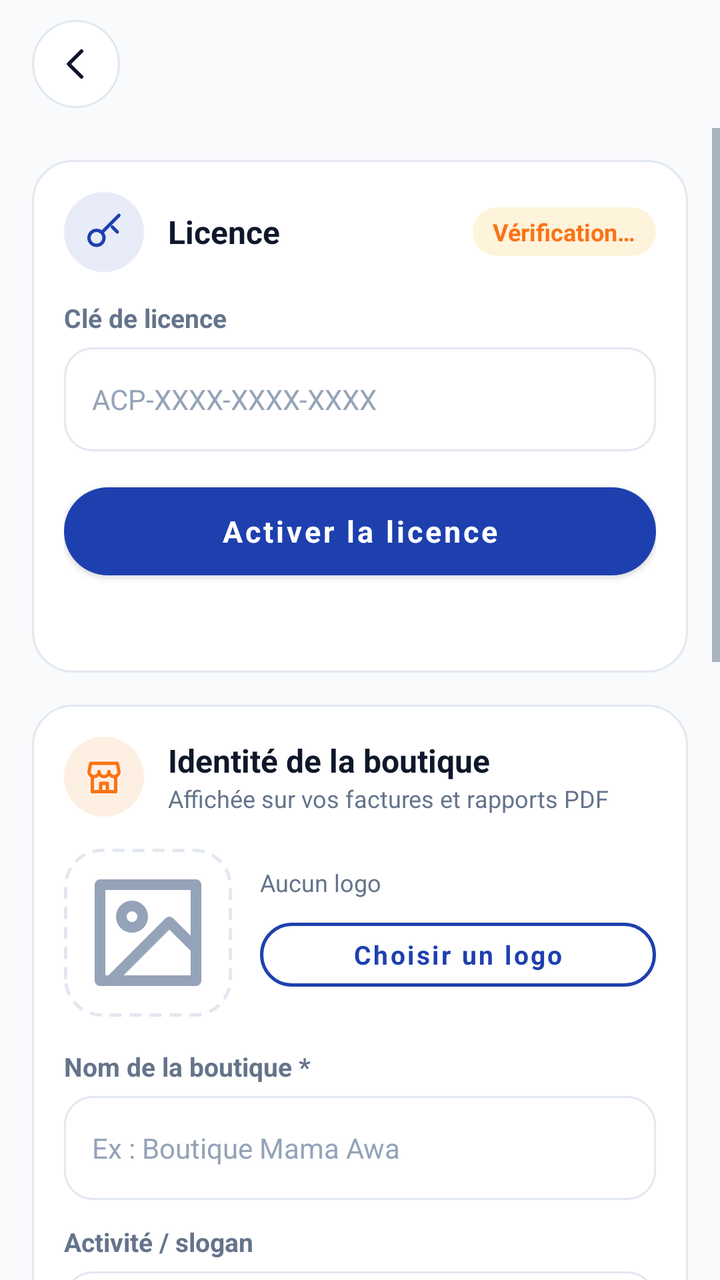
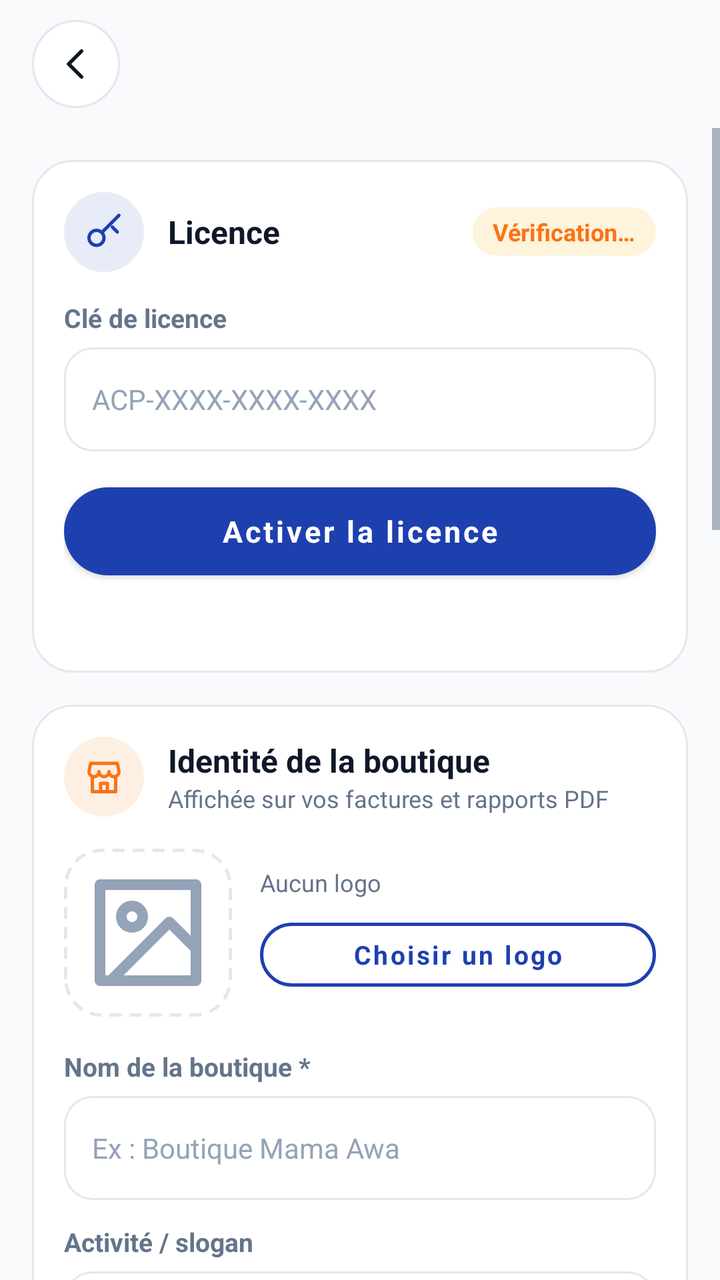

The first picture is an Android layout as it rendered before a commit; the second is the same layout after the commit. The layout source and the unified diff follow.
<!-- AndroidManifest.xml: application theme Theme.AfriComptaPlus -->
<!-- res/layout/activity_settings.xml -->
<?xml version="1.0" encoding="utf-8"?>
<LinearLayout xmlns:android="http://schemas.android.com/apk/res/android"
    android:layout_width="match_parent" android:layout_height="match_parent"
    android:orientation="vertical" android:background="@color/surface">

    <include layout="@layout/view_topbar"/>

    <ScrollView android:layout_width="match_parent" android:layout_height="0dp"
        android:layout_weight="1" android:overScrollMode="never" android:fillViewport="true">
        <LinearLayout android:layout_width="match_parent" android:layout_height="wrap_content"
            android:orientation="vertical" android:padding="16dp">

            
            <LinearLayout android:layout_width="match_parent" android:layout_height="wrap_content"
                android:orientation="vertical" android:padding="16dp" android:background="@drawable/bg_card">
                <LinearLayout android:layout_width="match_parent" android:layout_height="wrap_content"
                    android:orientation="horizontal" android:gravity="center_vertical">
                    <ImageView android:layout_width="40dp" android:layout_height="40dp"
                        android:background="@drawable/bg_icon_blue" android:padding="10dp"
                        android:src="@drawable/ic_key" android:tint="@color/primary"/>
                    <TextView android:layout_width="0dp" android:layout_height="wrap_content"
                        android:layout_weight="1" android:layout_marginStart="12dp"
                        android:text="Licence" style="@style/SectionTitle"/>
                    <TextView android:id="@+id/tvLicenseStatus"
                        android:layout_width="wrap_content" android:layout_height="wrap_content"
                        android:background="@drawable/bg_pill_warning" android:text="Vérification…"
                        android:textColor="@color/accent" android:textSize="12sp" android:textStyle="bold"/>
                </LinearLayout>

                <TextView android:id="@+id/tvLicenseInfo"
                    android:layout_width="match_parent" android:layout_height="wrap_content"
                    android:layout_marginTop="12dp" android:textColor="@color/text_secondary"
                    android:textSize="12sp" android:visibility="gone"/>

                <TextView style="@style/FormLabel" android:layout_marginTop="14dp" android:text="Clé de licence"/>
                <EditText android:id="@+id/etLicenseKey"
                    android:layout_width="match_parent" android:layout_height="wrap_content"
                    android:hint="ACP-XXXX-XXXX-XXXX" android:inputType="textCapCharacters|textNoSuggestions"
                    android:maxLength="20"/>

                <Button android:id="@+id/btnActivateLicense" style="@style/PrimaryButton"
                    android:layout_width="match_parent" android:layout_height="wrap_content"
                    android:layout_marginTop="12dp" android:text="Activer la licence"/>

                <TextView android:id="@+id/tvDeviceId"
                    android:layout_width="match_parent" android:layout_height="wrap_content"
                    android:layout_marginTop="12dp" android:textColor="@color/text_hint" android:textSize="11sp"/>
            </LinearLayout>

            
            <LinearLayout android:layout_width="match_parent" android:layout_height="wrap_content"
                android:layout_marginTop="16dp" android:orientation="vertical"
                android:padding="16dp" android:background="@drawable/bg_card">

                <LinearLayout android:layout_width="match_parent" android:layout_height="wrap_content"
                    android:orientation="horizontal" android:gravity="center_vertical">
                    <ImageView android:layout_width="40dp" android:layout_height="40dp"
                        android:background="@drawable/bg_icon_orange" android:padding="10dp"
                        android:src="@drawable/ic_store" android:tint="@color/accent"/>
                    <LinearLayout android:layout_width="0dp" android:layout_height="wrap_content"
                        android:layout_weight="1" android:layout_marginStart="12dp" android:orientation="vertical">
                        <TextView style="@style/SectionTitle" android:text="Identité de la boutique"/>
                        <TextView android:layout_width="wrap_content" android:layout_height="wrap_content"
                            android:text="Affichée sur vos factures et rapports PDF"
                            android:textColor="@color/text_secondary" android:textSize="12sp"/>
                    </LinearLayout>
                </LinearLayout>

                
                <LinearLayout android:layout_width="match_parent" android:layout_height="wrap_content"
                    android:layout_marginTop="16dp" android:orientation="horizontal"
                    android:gravity="center_vertical">
                    <ImageView android:id="@+id/ivLogoPreview"
                        android:layout_width="84dp" android:layout_height="84dp"
                        android:background="@drawable/bg_dashed_box" android:padding="10dp"
                        android:src="@drawable/ic_image" android:tint="@color/text_hint"
                        android:scaleType="fitCenter" android:contentDescription="Logo"/>
                    <LinearLayout android:layout_width="0dp" android:layout_height="wrap_content"
                        android:layout_weight="1" android:layout_marginStart="14dp" android:orientation="vertical">
                        <TextView android:id="@+id/tvLogoPath"
                            android:layout_width="wrap_content" android:layout_height="wrap_content"
                            android:text="Aucun logo" android:textColor="@color/text_secondary" android:textSize="12sp"/>
                        <Button android:id="@+id/btnPickLogo" style="@style/OutlineButton"
                            android:layout_width="match_parent" android:layout_height="wrap_content"
                            android:layout_marginTop="6dp" android:minHeight="44dp"
                            android:text="Choisir un logo" android:textSize="13sp"/>
                        <TextView android:id="@+id/btnRemoveLogo"
                            android:layout_width="wrap_content" android:layout_height="wrap_content"
                            android:layout_marginTop="6dp" android:padding="4dp" android:text="Retirer le logo"
                            android:textColor="@color/error" android:textSize="12sp" android:textStyle="bold"
                            android:visibility="gone"/>
                    </LinearLayout>
                </LinearLayout>

                <TextView style="@style/FormLabel" android:layout_marginTop="16dp" android:text="Nom de la boutique *"/>
                <EditText android:id="@+id/etShopName" android:layout_width="match_parent" android:layout_height="wrap_content"
                    android:hint="Ex : Boutique Mama Awa" android:inputType="textCapWords"/>

                <TextView style="@style/FormLabel" android:layout_marginTop="12dp" android:text="Activité / slogan"/>
                <EditText android:id="@+id/etShopTagline" android:layout_width="match_parent" android:layout_height="wrap_content"
                    android:hint="Ex : Vente de matériel électronique" android:inputType="textCapSentences"/>

                <LinearLayout android:layout_width="match_parent" android:layout_height="wrap_content"
                    android:orientation="horizontal" android:layout_marginTop="12dp">
                    <LinearLayout android:layout_width="0dp" android:layout_height="wrap_content"
                        android:layout_weight="1" android:orientation="vertical" android:layout_marginEnd="6dp">
                        <TextView style="@style/FormLabel" android:text="Téléphone"/>
                        <EditText android:id="@+id/etShopPhone" android:layout_width="match_parent" android:layout_height="wrap_content"
                            android:hint="+240 …" android:inputType="phone"/>
                    </LinearLayout>
                    <LinearLayout android:layout_width="0dp" android:layout_height="wrap_content"
                        android:layout_weight="1" android:orientation="vertical" android:layout_marginStart="6dp">
                        <TextView style="@style/FormLabel" android:text="Email"/>
                        <EditText android:id="@+id/etShopEmail" android:layout_width="match_parent" android:layout_height="wrap_content"
                            android:hint="contact@…" android:inputType="textEmailAddress"/>
                    </LinearLayout>
                </LinearLayout>

                <TextView style="@style/FormLabel" android:layout_marginTop="12dp" android:text="Adresse / localisation"/>
                <EditText android:id="@+id/etShopAddress" android:layout_width="match_parent" android:layout_height="wrap_content"
                    android:hint="Quartier, ville, pays" android:inputType="textCapSentences"/>

                <TextView style="@style/FormLabel" android:layout_marginTop="12dp" android:text="N° fiscal / RCCM (optionnel)"/>
                <EditText android:id="@+id/etShopTaxId" android:layout_width="match_parent" android:layout_height="wrap_content"
                    android:hint="NIF, RCCM…" android:inputType="textCapCharacters"/>

                <TextView style="@style/FormLabel" android:layout_marginTop="12dp" android:text="Message de pied de page"/>
                <EditText android:id="@+id/etInvoiceFooter" android:layout_width="match_parent" android:layout_height="wrap_content"
                    android:hint="Merci pour votre achat !" android:inputType="textCapSentences"/>

                <Button android:id="@+id/btnPreviewInvoice" style="@style/OutlineButton"
                    android:layout_width="match_parent" android:layout_height="wrap_content"
                    android:layout_marginTop="18dp" android:text="Aperçu de la facture"/>

                <Button android:id="@+id/btnSaveSettings" style="@style/ActivationButton"
                    android:layout_width="match_parent" android:layout_height="wrap_content"
                    android:layout_marginTop="10dp" android:text="Enregistrer"/>
            </LinearLayout>

            
            <LinearLayout android:id="@+id/btnCloudBackup"
                android:layout_width="match_parent" android:layout_height="wrap_content"
                android:layout_marginTop="16dp" android:layout_marginBottom="8dp"
                android:orientation="horizontal" android:gravity="center_vertical"
                android:padding="16dp" android:background="@drawable/bg_card"
                android:clickable="true" android:focusable="true">
                <ImageView android:layout_width="40dp" android:layout_height="40dp"
                    android:background="@drawable/bg_icon_violet" android:padding="10dp"
                    android:src="@drawable/ic_cloud" android:tint="@color/violet"/>
                <LinearLayout android:layout_width="0dp" android:layout_height="wrap_content"
                    android:layout_weight="1" android:layout_marginStart="12dp" android:orientation="vertical">
                    <TextView style="@style/SectionTitle" android:text="Sauvegarde cloud"/>
                    <TextView android:layout_width="wrap_content" android:layout_height="wrap_content"
                        android:text="Option Premium" android:textColor="@color/text_secondary" android:textSize="12sp"/>
                </LinearLayout>
                <ImageView android:layout_width="20dp" android:layout_height="20dp"
                    android:src="@drawable/ic_chevron" android:tint="@color/text_hint"/>
            </LinearLayout>
        </LinearLayout>
    </ScrollView>
</LinearLayout>
<!-- res/layout/view_topbar.xml (included above) -->
<?xml version="1.0" encoding="utf-8"?>
<LinearLayout xmlns:android="http://schemas.android.com/apk/res/android"
    android:id="@+id/topBar"
    android:layout_width="match_parent" android:layout_height="64dp"
    android:orientation="horizontal" android:gravity="center_vertical"
    android:paddingStart="16dp" android:paddingEnd="16dp"
    android:background="@color/surface">

    <ImageView android:id="@+id/btnBack"
        android:layout_width="44dp" android:layout_height="44dp"
        android:background="@drawable/bg_circle_btn" android:padding="11dp"
        android:src="@drawable/ic_back" android:tint="@color/text_primary"
        android:contentDescription="Retour" android:clickable="true" android:focusable="true"/>

    <TextView android:id="@+id/tvScreenTitle"
        android:layout_width="0dp" android:layout_height="wrap_content"
        android:layout_weight="1" android:layout_marginStart="14dp"
        android:text="" android:textColor="@color/text_primary"
        android:textSize="22sp" android:textStyle="bold" android:singleLine="true"/>

    <LinearLayout android:id="@+id/btnTopAction"
        android:layout_width="wrap_content" android:layout_height="42dp"
        android:orientation="horizontal" android:gravity="center"
        android:paddingStart="16dp" android:paddingEnd="18dp"
        android:background="@drawable/bg_btn_primary" android:visibility="gone"
        android:clickable="true" android:focusable="true">
        <ImageView android:id="@+id/ivTopAction" android:layout_width="16dp" android:layout_height="16dp"
            android:src="@drawable/ic_plus" android:tint="@color/white"/>
        <TextView android:id="@+id/tvTopAction"
            android:layout_width="wrap_content" android:layout_height="wrap_content"
            android:layout_marginStart="6dp" android:text="Ajouter"
            android:textColor="@color/white" android:textSize="13sp" android:textStyle="bold"/>
    </LinearLayout>
</LinearLayout>
<!-- resources referenced by this layout -->
<resources>
  <color name="accent">#F97316</color>
  <color name="error">#EF4444</color>
  <color name="primary">#1E40AF</color>
  <color name="surface">#F8FAFC</color>
  <color name="text_hint">#94A3B8</color>
  <color name="text_primary">#0F172A</color>
  <color name="text_secondary">#64748B</color>
  <color name="violet">#7C3AED</color>
  <color name="white">#FFFFFF</color>
  <!-- drawable bg_btn_primary (drawable) -->
  <?xml version="1.0" encoding="utf-8"?>
  <ripple xmlns:android="http://schemas.android.com/apk/res/android" android:color="#33FFFFFF">
      <item><shape android:shape="rectangle"><solid android:color="@color/primary"/><corners android:radius="28dp"/></shape></item>
  </ripple>
  <!-- drawable bg_card (drawable) -->
  <?xml version="1.0" encoding="utf-8"?>
  <shape xmlns:android="http://schemas.android.com/apk/res/android" android:shape="rectangle">
      <solid android:color="@color/white"/>
      <stroke android:width="1dp" android:color="@color/border"/>
      <corners android:radius="20dp"/>
  </shape>
  <!-- drawable bg_circle_btn (drawable) -->
  <?xml version="1.0" encoding="utf-8"?>
  <shape xmlns:android="http://schemas.android.com/apk/res/android" android:shape="oval">
      <solid android:color="@color/white"/>
      <stroke android:width="1dp" android:color="@color/border"/>
  </shape>
  <!-- drawable bg_icon_blue (drawable) -->
  <?xml version="1.0" encoding="utf-8"?>
  <shape xmlns:android="http://schemas.android.com/apk/res/android" android:shape="oval">
      <solid android:color="@color/primary_soft"/>
  </shape>
  <!-- drawable bg_icon_orange (drawable) -->
  <?xml version="1.0" encoding="utf-8"?>
  <shape xmlns:android="http://schemas.android.com/apk/res/android" android:shape="oval">
      <solid android:color="@color/accent_soft"/>
  </shape>
  <!-- drawable bg_icon_violet (drawable) -->
  <?xml version="1.0" encoding="utf-8"?>
  <shape xmlns:android="http://schemas.android.com/apk/res/android" android:shape="oval">
      <solid android:color="@color/violet_soft"/>
  </shape>
  <!-- drawable ic_chevron (drawable) -->
  <?xml version="1.0" encoding="utf-8"?>
  <vector xmlns:android="http://schemas.android.com/apk/res/android"
      android:width="24dp" android:height="24dp" android:viewportWidth="24" android:viewportHeight="24">
      <path android:pathData="M9,6l6,6l-6,6" android:strokeColor="#FF000000" android:strokeWidth="2"
          android:strokeLineCap="round" android:strokeLineJoin="round" android:fillColor="#00000000"/>
  </vector>
  <style name="SectionTitle">
          <item name="android:layout_width">wrap_content</item>
          <item name="android:layout_height">wrap_content</item>
          <item name="android:textSize">16sp</item>
          <item name="android:textColor">@color/text_primary</item>
          <item name="android:textStyle">bold</item>
      </style>
  <color name="border">#E2E8F0</color>
  <color name="primary_soft">#E8ECF8</color>
  <color name="accent_soft">#FEEFE3</color>
  <color name="violet_soft">#EEE8FD</color>
  <color name="warning_soft">#FEF3DB</color>
  <color name="primary_dark">#1E3A8A</color>
  <style name="AppDialog" parent="Theme.MaterialComponents.Light.Dialog.Alert">
          <item name="colorPrimary">@color/primary</item>
          <item name="colorAccent">@color/primary</item>
          <item name="android:textColorPrimary">@color/text_primary</item>
      </style>
  <!-- unchanged entries left out for length: 15 -->
</resources>

<!-- the commit's change to res/layout/activity_settings.xml (unified diff, before → after) -->
@@ -138,23 +138,77 @@
             </LinearLayout>
 
             
-            <LinearLayout android:id="@+id/btnCloudBackup"
-                android:layout_width="match_parent" android:layout_height="wrap_content"
-                android:layout_marginTop="16dp" android:layout_marginBottom="8dp"
-                android:orientation="horizontal" android:gravity="center_vertical"
-                android:padding="16dp" android:background="@drawable/bg_card"
-                android:clickable="true" android:focusable="true">
-                <ImageView android:layout_width="40dp" android:layout_height="40dp"
-                    android:background="@drawable/bg_icon_violet" android:padding="10dp"
-                    android:src="@drawable/ic_cloud" android:tint="@color/violet"/>
-                <LinearLayout android:layout_width="0dp" android:layout_height="wrap_content"
-                    android:layout_weight="1" android:layout_marginStart="12dp" android:orientation="vertical">
-                    <TextView style="@style/SectionTitle" android:text="Sauvegarde cloud"/>
+            <LinearLayout android:layout_width="match_parent" android:layout_height="wrap_content"
+                android:layout_marginTop="16dp" android:orientation="vertical"
+                android:padding="16dp" android:background="@drawable/bg_card">
+                <LinearLayout android:layout_width="match_parent" android:layout_height="wrap_content"
+                    android:orientation="horizontal" android:gravity="center_vertical">
+                    <ImageView android:layout_width="40dp" android:layout_height="40dp"
+                        android:background="@drawable/bg_icon_green" android:padding="10dp"
+                        android:src="@drawable/ic_receipt" android:tint="@color/success"/>
+                    <LinearLayout android:layout_width="0dp" android:layout_height="wrap_content"
+                        android:layout_weight="1" android:layout_marginStart="12dp" android:orientation="vertical">
+                        <TextView style="@style/SectionTitle" android:text="TVA"/>
+                        <TextView android:layout_width="wrap_content" android:layout_height="wrap_content"
+                            android:text="Ajoutée aux prix de vente (HT)"
+                            android:textColor="@color/text_secondary" android:textSize="12sp"/>
+                    </LinearLayout>
+                    <com.google.android.material.switchmaterial.SwitchMaterial
+                        android:id="@+id/swTva" android:layout_width="wrap_content" android:layout_height="wrap_content"/>
+                </LinearLayout>
+                <LinearLayout android:id="@+id/boxTvaRate" android:layout_width="match_parent" android:layout_height="wrap_content"
+                    android:orientation="vertical" android:visibility="gone">
+                    <TextView style="@style/FormLabel" android:layout_marginTop="14dp" android:text="Taux de TVA (%)"/>
+                    <EditText android:id="@+id/etTvaRate" android:layout_width="match_parent" android:layout_height="wrap_content"
+                        android:hint="Ex : 18" android:inputType="numberDecimal" android:maxLength="6"/>
                     <TextView android:layout_width="wrap_content" android:layout_height="wrap_content"
-                        android:text="Option Premium" android:textColor="@color/text_secondary" android:textSize="12sp"/>
-                </LinearLayout>
-                <ImageView android:layout_width="20dp" android:layout_height="20dp"
-                    android:src="@drawable/ic_chevron" android:tint="@color/text_hint"/>
+                        android:layout_marginTop="6dp" android:textColor="@color/text_hint" android:textSize="11sp"
+                        android:text="Appliquée aux nouvelles ventes. Le CA des rapports est calculé hors taxes."/>
+                </LinearLayout>
+                <Button android:id="@+id/btnSaveTva" style="@style/PrimaryButton"
+                    android:layout_width="match_parent" android:layout_height="wrap_content"
+                    android:layout_marginTop="14dp" android:text="Enregistrer la TVA"/>
+            </LinearLayout>
+
+            
+            <LinearLayout android:layout_width="match_parent" android:layout_height="wrap_content"
+                android:layout_marginTop="16dp" android:layout_marginBottom="8dp" android:orientation="vertical"
+                android:padding="16dp" android:background="@drawable/bg_card">
+                <LinearLayout android:layout_width="match_parent" android:layout_height="wrap_content"
+                    android:orientation="horizontal" android:gravity="center_vertical">
+                    <ImageView android:layout_width="40dp" android:layout_height="40dp"
+                        android:background="@drawable/bg_icon_violet" android:padding="10dp"
+                        android:src="@drawable/ic_cloud" android:tint="@color/violet"/>
+                    <LinearLayout android:layout_width="0dp" android:layout_height="wrap_content"
+                        android:layout_weight="1" android:layout_marginStart="12dp" android:orientation="vertical">
+                        <TextView style="@style/SectionTitle" android:text="Sauvegarde &amp; restauration"/>
+                        <TextView android:layout_width="wrap_content" android:layout_height="wrap_content"
+                            android:text="Réservé aux licences actives" android:textColor="@color/text_secondary" android:textSize="12sp"/>
+                    </LinearLayout>
+                </LinearLayout>
+
+                <TextView android:id="@+id/tvLastBackup" android:layout_width="match_parent" android:layout_height="wrap_content"
+                    android:layout_marginTop="12dp" android:textColor="@color/text_secondary" android:textSize="12sp"/>
+
+                <Button android:id="@+id/btnDriveBackup" style="@style/PrimaryButton"
+                    android:layout_width="match_parent" android:layout_height="wrap_content"
+                    android:layout_marginTop="12dp" android:text="Sauvegarder sur Google Drive"/>
+                <Button android:id="@+id/btnDriveRestore" style="@style/OutlineButton"
+                    android:layout_width="match_parent" android:layout_height="wrap_content"
+                    android:layout_marginTop="10dp" android:text="Restaurer depuis Drive"/>
+
+                <View android:layout_width="match_parent" android:layout_height="1dp"
+                    android:layout_marginTop="16dp" android:layout_marginBottom="4dp" android:background="@color/border"/>
+
+                <LinearLayout android:layout_width="match_parent" android:layout_height="wrap_content"
+                    android:orientation="horizontal" android:layout_marginTop="10dp">
+                    <Button android:id="@+id/btnFileExport" style="@style/OutlineButton"
+                        android:layout_width="0dp" android:layout_weight="1" android:layout_height="wrap_content"
+                        android:layout_marginEnd="5dp" android:minHeight="48dp" android:textSize="13sp" android:text="Exporter fichier"/>
+                    <Button android:id="@+id/btnFileImport" style="@style/OutlineButton"
+                        android:layout_width="0dp" android:layout_weight="1" android:layout_height="wrap_content"
+                        android:layout_marginStart="5dp" android:minHeight="48dp" android:textSize="13sp" android:text="Importer fichier"/>
+                </LinearLayout>
             </LinearLayout>
         </LinearLayout>
     </ScrollView>
<!-- resource entries referenced after the edit -->
@@ -3,6 +3,7 @@
   <color name="accent">#F97316</color>
   <color name="error">#EF4444</color>
   <color name="primary">#1E40AF</color>
+  <color name="success">#10B981</color>
   <color name="surface">#F8FAFC</color>
   <color name="text_hint">#94A3B8</color>
   <color name="text_primary">#0F172A</color>
@@ -32,6 +33,11 @@
   <shape xmlns:android="http://schemas.android.com/apk/res/android" android:shape="oval">
       <solid android:color="@color/primary_soft"/>
   </shape>
+  <!-- drawable bg_icon_green (drawable) -->
+  <?xml version="1.0" encoding="utf-8"?>
+  <shape xmlns:android="http://schemas.android.com/apk/res/android" android:shape="oval">
+      <solid android:color="@color/success_soft"/>
+  </shape>
   <!-- drawable bg_icon_orange (drawable) -->
   <?xml version="1.0" encoding="utf-8"?>
   <shape xmlns:android="http://schemas.android.com/apk/res/android" android:shape="oval">
@@ -42,11 +48,11 @@
   <shape xmlns:android="http://schemas.android.com/apk/res/android" android:shape="oval">
       <solid android:color="@color/violet_soft"/>
   </shape>
-  <!-- drawable ic_chevron (drawable) -->
+  <!-- drawable ic_receipt (drawable) -->
   <?xml version="1.0" encoding="utf-8"?>
   <vector xmlns:android="http://schemas.android.com/apk/res/android"
       android:width="24dp" android:height="24dp" android:viewportWidth="24" android:viewportHeight="24">
-      <path android:pathData="M9,6l6,6l-6,6" android:strokeColor="#FF000000" android:strokeWidth="2"
+      <path android:pathData="M4,2v20l3,-2l2,2l3,-2l3,2l2,-2l3,2V2l-3,2l-2,-2l-3,2l-3,-2l-2,2z M8,8h8 M8,12h8" android:strokeColor="#FF000000" android:strokeWidth="2"
           android:strokeLineCap="round" android:strokeLineJoin="round" android:fillColor="#00000000"/>
   </vector>
   <style name="SectionTitle">
@@ -58,6 +64,7 @@
       </style>
   <color name="border">#E2E8F0</color>
   <color name="primary_soft">#E8ECF8</color>
+  <color name="success_soft">#DCF7EE</color>
   <color name="accent_soft">#FEEFE3</color>
   <color name="violet_soft">#EEE8FD</color>
   <color name="warning_soft">#FEF3DB</color>
